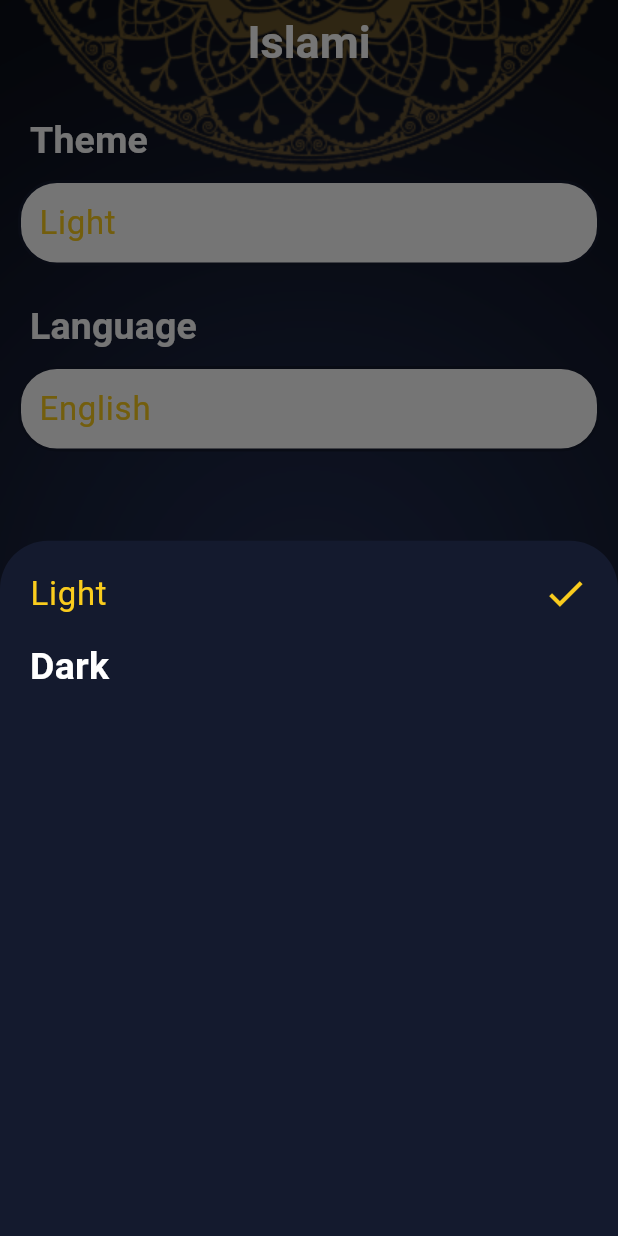
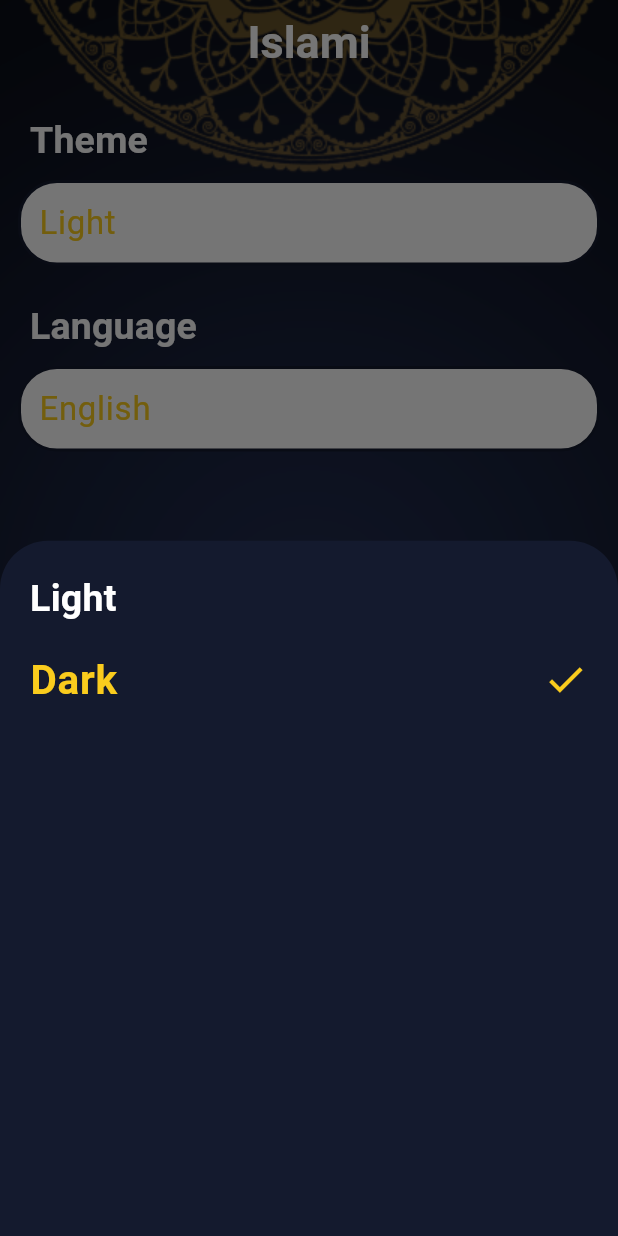
Before and after one commit to AnasMohamed343/quran-app, a Flutter app: the screen it shows after launch, item 5 of the bottom bar chosen, after a tap on "Light", on a phone screen of 412 x 824 dp. Run offline on Flutter 3.47's test engine with Material 3 defaults, Android fonts, the phone set to English and light mode, and no system bars; generated files the repository leaves out were written again.

Commit message:
+ localization

```diff
--- /dev/null
+++ b/l10n.yaml
@@ -0,0 +1,3 @@
+arb-dir: lib/l10n
+template-arb-file: app_en.arb
+output-localization-file: app_localizations.dart
--- a/lib/main.dart
+++ b/lib/main.dart
@@ -1,23 +1,44 @@
+//import 'dart:js';
+
 import 'package:flutter/material.dart';
+import 'package:islami_app/providers/settings_provider.dart';
 import 'package:islami_app/splash_screen.dart';
 import 'package:islami_app/ui/home/ahadeth_tab_widget/hadeth_details/hadeth_details_screen.dart';
 import 'package:islami_app/ui/home/home_screen.dart';
 import 'package:islami_app/ui/home/quran_tab_widget/chapter_details_screen/chapter_details_screen.dart';
+import 'package:islami_app/ui/home/settings_tab_widget/settings_tab_widget.dart';
 import 'package:islami_app/ui/style/my_theme_data.dart';
+import 'package:flutter_localizations/flutter_localizations.dart';
+import 'package:flutter_gen/gen_l10n/app_localizations.dart';
+import 'package:provider/provider.dart';
 
 void main() {
-  runApp(MyApp());
+  runApp(ChangeNotifierProvider(
+      create: (context) => SettingsProvider(), child: MyApp()));
 }
 
 class MyApp extends StatelessWidget {
   // This widget is the root of your application.
   @override
   Widget build(BuildContext context) {
+    SettingsProvider provider = Provider.of<SettingsProvider>(context);
     return MaterialApp(
       debugShowCheckedModeBanner: false,
+      localizationsDelegates: AppLocalizations
+          .localizationsDelegates, // Add this line instead of the array
+      // [  AppLocalizations.delegate,
+      //   GlobalMaterialLocalizations.delegate,
+      //   GlobalWidgetsLocalizations.delegate,
+      //   GlobalCupertinoLocalizations.delegate,
+      // ],
+      supportedLocales: [
+        Locale('en'), // English
+        Locale('ar'), // arabic
+      ],
+      locale: Locale(provider.currentLang),
       theme: MyThemeData.lightTheme,
       darkTheme: MyThemeData.darkTheme,
-      themeMode: ThemeMode.dark,
+      themeMode: provider.currentTheme,
       routes: {
         Splash.routeName: (context) => Splash(),
         HomeScreen.routeName: (context) => HomeScreen(),
--- /dev/null
+++ b/lib/providers/settings_provider.dart
@@ -0,0 +1,24 @@
+import 'package:flutter/material.dart';
+
+class SettingsProvider extends ChangeNotifier {
+  ThemeMode currentTheme = ThemeMode.dark;
+  String currentLang = 'en';
+
+  void changeAppLocal(String newLang) {
+    if (newLang == currentLang) return;
+    currentLang = newLang;
+    notifyListeners();
+  }
+
+  void changeApplicationTheme(ThemeMode newTheme) {
+    if (newTheme == currentTheme) return;
+    currentTheme = newTheme;
+    notifyListeners();
+  }
+
+  String getBackgroundImage() {
+    return currentTheme == ThemeMode.light
+        ? 'assets/images/main_bg.png'
+        : 'assets/images/main-bg-dark.png';
+  }
+}
--- a/lib/ui/home/home_screen.dart
+++ b/lib/ui/home/home_screen.dart
@@ -4,6 +4,10 @@ import 'package:islami_app/ui/home/quran_tab_widget/quran_tab_widget.dart';
 import 'package:islami_app/ui/home/radio_tab_widget/radio_tab_widget.dart';
 import 'package:islami_app/ui/home/sebha_tab_widget/sebha_tab_widget.dart';
 import 'package:islami_app/ui/home/settings_tab_widget/settings_tab_widget.dart';
+import 'package:flutter_gen/gen_l10n/app_localizations.dart';
+import 'package:provider/provider.dart';
+
+import '../../providers/settings_provider.dart';
 
 class HomeScreen extends StatefulWidget {
   static const String routeName = 'Home-Screen';
@@ -25,18 +29,15 @@ class _HomeScreenState extends State<HomeScreen> {
 
   @override
   Widget build(BuildContext context) {
+    SettingsProvider provider = Provider.of<SettingsProvider>(context);
     return Container(
       decoration: BoxDecoration(
           image: DecorationImage(
               fit: BoxFit.cover,
-              image: AssetImage(ThemeMode == ThemeMode.light
-                  ? 'assets/images/main_bg.png'
-                  : 'assets/images/main-bg-dark.png'))),
+              image: AssetImage(provider.getBackgroundImage()))),
       child: Scaffold(
         appBar: AppBar(
-          title: Text(
-            'Islami',
-          ),
+          title: Text(AppLocalizations.of(context)!.app_title),
         ),
         bottomNavigationBar: BottomNavigationBar(
             currentIndex: selectedIndex, //indexبيقولي انا واقف علي انهو
@@ -52,23 +53,23 @@ class _HomeScreenState extends State<HomeScreen> {
               BottomNavigationBarItem(
                   backgroundColor: Theme.of(context).primaryColor,
                   icon: ImageIcon(AssetImage('assets/images/quran.png')),
-                  label: 'Quran'),
+                  label: AppLocalizations.of(context)!.quran),
               BottomNavigationBarItem(
                   backgroundColor: Theme.of(context).primaryColor,
                   icon: ImageIcon(AssetImage('assets/images/ahadeth.png')),
-                  label: 'Ahadeth'),
+                  label: AppLocalizations.of(context)!.alahadeth),
               BottomNavigationBarItem(
                   backgroundColor: Theme.of(context).primaryColor,
                   icon: ImageIcon(AssetImage('assets/images/sebha.png')),
-                  label: 'Sebha'),
+                  label: AppLocalizations.of(context)!.sebha),
               BottomNavigationBarItem(
                   backgroundColor: Theme.of(context).primaryColor,
                   icon: ImageIcon(AssetImage('assets/images/radio.png')),
-                  label: 'Radio'),
+                  label: AppLocalizations.of(context)!.radio),
               BottomNavigationBarItem(
                   backgroundColor: Theme.of(context).primaryColor,
                   icon: Icon(Icons.settings),
-                  label: 'Settings'),
+                  label: AppLocalizations.of(context)!.settings),
             ]),
         body: tabs[selectedIndex],
       ),
--- a/lib/ui/home/quran_tab_widget/quran_tab_widget.dart
+++ b/lib/ui/home/quran_tab_widget/quran_tab_widget.dart
@@ -1,5 +1,6 @@
 import 'package:flutter/material.dart';
 import 'package:islami_app/ui/home/quran_tab_widget/chapter_name_widget.dart';
+import 'package:flutter_gen/gen_l10n/app_localizations.dart';
 
 class QuranTabWidget extends StatelessWidget {
   List<String> suraNames = [
@@ -135,7 +136,7 @@ class QuranTabWidget extends StatelessWidget {
           ),
           Container(
             padding: EdgeInsets.symmetric(vertical: 8),
-            child: Text('Chapter Name',
+            child: Text(AppLocalizations.of(context)!.chapter_name,
                 style: Theme.of(context).textTheme.titleMedium),
           ),
           Container(
--- a/lib/ui/home/sebha_tab_widget/sebha_tab_widget.dart
+++ b/lib/ui/home/sebha_tab_widget/sebha_tab_widget.dart
@@ -1,6 +1,7 @@
 import 'package:flutter/cupertino.dart';
 import 'package:flutter/material.dart';
 import 'package:flutter/widgets.dart';
+import 'package:flutter_gen/gen_l10n/app_localizations.dart';
 
 class SebhaTabWidget extends StatefulWidget {
   @override
@@ -36,8 +37,8 @@ class _SebhaTabWidgetState extends State<SebhaTabWidget> {
           Container(
             margin: EdgeInsets.only(top: 32, bottom: 10),
             child: Text(
-              'عدد التسبيحات',
-              style: TextStyle(fontSize: 25, color: Colors.white),
+              AppLocalizations.of(context)!.taspehat,
+              style: Theme.of(context).textTheme.titleMedium,
             ),
           ),
           // SizedBox(
--- a/lib/ui/home/settings_tab_widget/settings_tab_widget.dart
+++ b/lib/ui/home/settings_tab_widget/settings_tab_widget.dart
@@ -1,7 +1,7 @@
 import 'package:flutter/material.dart';
 import 'package:islami_app/ui/home/settings_tab_widget/theme/theme_bottom-sheet.dart';
-
 import 'language/language_bottom-sheet.dart';
+import 'package:flutter_gen/gen_l10n/app_localizations.dart';
 
 class SettingsTabWidget extends StatefulWidget {
   const SettingsTabWidget({super.key});
@@ -21,7 +21,7 @@ class _SettingsTabWidgetState extends State<SettingsTabWidget> {
           Padding(
             padding: const EdgeInsets.all(8.0),
             child: Text(
-              'Theme',
+              AppLocalizations.of(context)!.theme,
               style: Theme.of(context).textTheme.labelLarge,
             ),
           ),
@@ -49,7 +49,7 @@ class _SettingsTabWidgetState extends State<SettingsTabWidget> {
           Padding(
             padding: const EdgeInsets.all(8.0),
             child: Text(
-              'Language',
+              AppLocalizations.of(context)!.language,
               style: Theme.of(context).textTheme.labelLarge,
             ),
           ),
--- a/lib/ui/home/settings_tab_widget/theme/theme_bottom-sheet.dart
+++ b/lib/ui/home/settings_tab_widget/theme/theme_bottom-sheet.dart
@@ -1,4 +1,6 @@
 import 'package:flutter/material.dart';
+import 'package:islami_app/providers/settings_provider.dart';
+import 'package:provider/provider.dart';
 
 class ThemeBottomSheet extends StatefulWidget {
   const ThemeBottomSheet({Key? key}) : super(key: key);
@@ -10,16 +12,29 @@ class ThemeBottomSheet extends StatefulWidget {
 class _ThemeBottomSheetState extends State<ThemeBottomSheet> {
   @override
   Widget build(BuildContext context) {
+    SettingsProvider provider = Provider.of<SettingsProvider>(context);
     return Container(
       padding: EdgeInsets.all(20),
       child: Column(
         crossAxisAlignment: CrossAxisAlignment.start,
         children: [
-          getSelectedItem('Light'),
+          InkWell(
+              onTap: () {
+                provider.changeApplicationTheme(ThemeMode.light);
+              },
+              child: provider.currentTheme == ThemeMode.light
+                  ? getSelectedItem('Light')
+                  : getUnSelectedItem('Light')),
           SizedBox(
             height: 15,
           ),
-          getUnSelectedItem('Dark'),
+          InkWell(
+              onTap: () {
+                provider.changeApplicationTheme(ThemeMode.dark);
+              },
+              child: provider.currentTheme == ThemeMode.dark
+                  ? getSelectedItem('Dark')
+                  : getUnSelectedItem('Dark')),
         ],
       ),
     );
@@ -31,12 +46,12 @@ class _ThemeBottomSheetState extends State<ThemeBottomSheet> {
       children: [
         Text(
           selectedTheme,
-          style: Theme.of(context).textTheme.labelMedium,
+          style: Theme.of(context).textTheme.labelSmall,
         ),
         Icon(
           size: 30,
           Icons.check,
-          color: Theme.of(context).iconTheme.color,
+          color: Theme.of(context).indicatorColor,
         )
       ],
     );
--- a/lib/ui/style/my_theme_data.dart
+++ b/lib/ui/style/my_theme_data.dart
@@ -40,6 +40,7 @@ class MyThemeData {
       backgroundColor: lightPrimaryColor,
     ),
     iconTheme: IconThemeData(color: lightPrimaryColor, size: 30),
+    indicatorColor: Colors.white,
     textTheme: TextTheme(
       titleMedium: TextStyle(
         color: Colors.black,
@@ -62,6 +63,11 @@ class MyThemeData {
       labelLarge: TextStyle(
         color: Colors.black,
         fontSize: 25,
+        fontWeight: FontWeight.bold,
+      ),
+      labelSmall: TextStyle(
+        fontSize: 27,
+        color: Colors.white,
         fontWeight: FontWeight.bold,
       ),
     ),
@@ -113,6 +119,7 @@ class MyThemeData {
       backgroundColor: darkPrimaryColor,
     ),
     iconTheme: IconThemeData(color: yelowColor, size: 30),
+    indicatorColor: yelowColor,
     textTheme: TextTheme(
       titleMedium: TextStyle(
         color: Colors.white,
@@ -135,6 +142,11 @@ class MyThemeData {
         fontSize: 25,
         fontWeight: FontWeight.bold,
       ),
+      labelSmall: TextStyle(
+        fontSize: 27,
+        color: yelowColor,
+        fontWeight: FontWeight.bold,
+      ),
     ),
     appBarTheme: AppBarTheme(
       iconTheme: IconThemeData(
```
Also changed, not shown: lib/l10n/app_ar.arb (added, +13 -0 lines), lib/l10n/app_en.arb (added, +13 -0 lines), lib/ui/home/ahadeth_tab_widget/hadeth_details/hadeth_details_screen.dart (+6 -3 lines), lib/ui/home/quran_tab_widget/chapter_details_screen/chapter_details_screen.dart (+5 -3 lines), lib/ui/home/settings_tab_widget/language/language_bottom-sheet.dart (+20 -4 lines), pubspec.yaml (+7 -0 lines), pubspec.lock.
